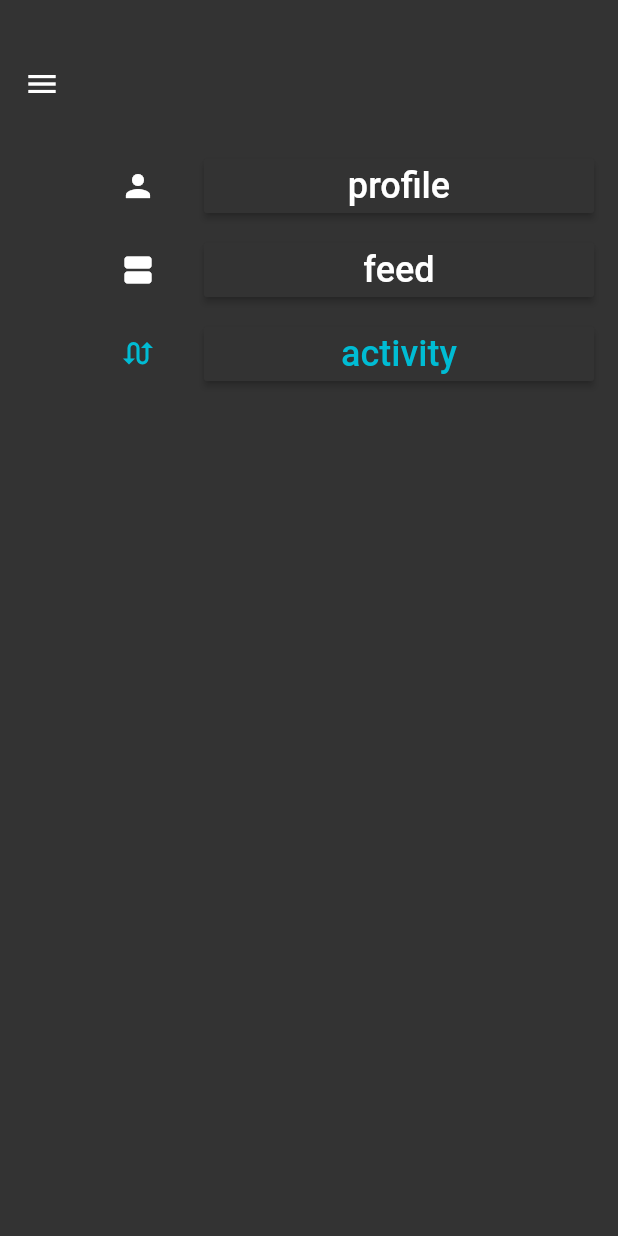
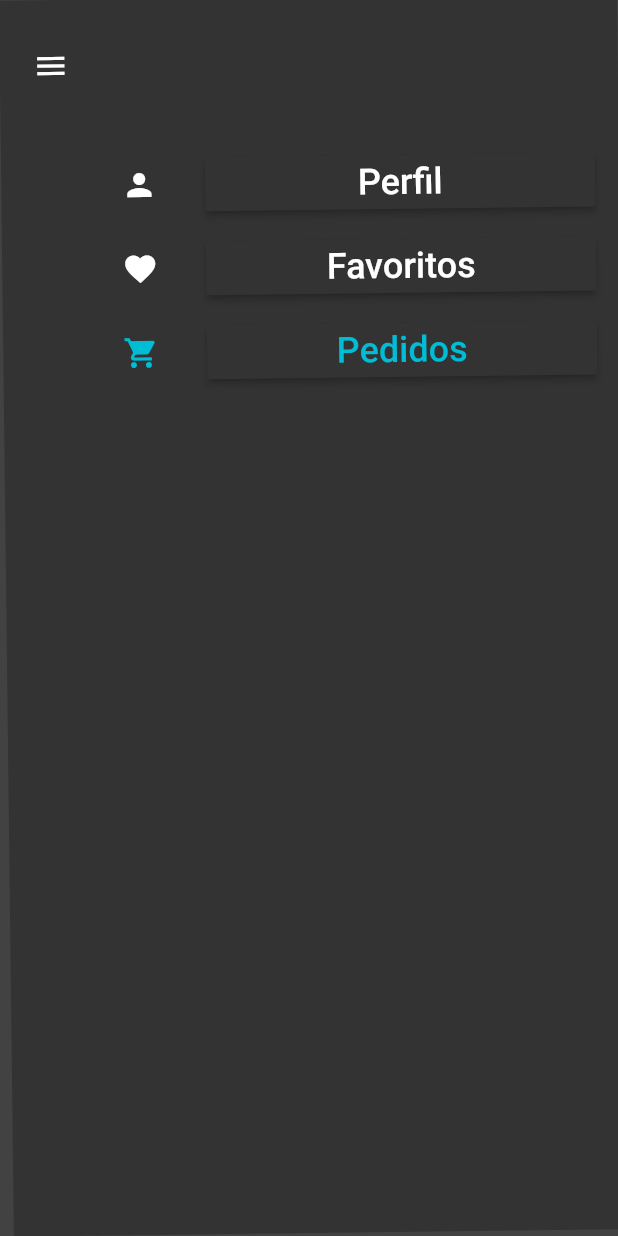
Before and after one commit to FenriRuiz/The_Good_Plate, a Flutter app: the GuillotineMenu widget shown alone on an empty page, opened directly, after a tap on the "menu" icon, on a phone screen of 412 x 824 dp. Run offline on Flutter 3.47's test engine with Material 2 defaults, Android fonts, the phone set to English and light mode, and no system bars; network calls fail.

```diff
--- a/lib/auxiliar/guillotinaMenu.dart
+++ b/lib/auxiliar/guillotinaMenu.dart
@@ -19,17 +19,17 @@ class _GuillotineMenuState extends State<GuillotineMenu>
   final List<Map> _menus = <Map>[
     {
       "icon": Icons.person,
-      "title": "profile",
+      "title": "Perfil",
       "color": Colors.white,
     },
     {
-      "icon": Icons.view_agenda,
-      "title": "feed",
+      "icon": Icons.favorite,
+      "title": "Favoritos",
       "color": Colors.white,
     },
     {
-      "icon": Icons.swap_calls,
-      "title": "activity",
+      "icon": Icons.shopping_cart,
+      "title": "Pedidos",
       "color": Colors.cyan,
     }
   ];
@@ -42,7 +42,7 @@ class _GuillotineMenuState extends State<GuillotineMenu>
 //Inicialización del controlador de la animacion
     animationControllerMenu = new AnimationController(
         duration: const Duration(
-          milliseconds: 1000,
+          milliseconds: 2000,
         ),
         vsync: this)
       ..addListener(() {});
@@ -51,8 +51,8 @@ class _GuillotineMenuState extends State<GuillotineMenu>
     animationMenu =
         new Tween(begin: -pi / 2.0, end: 0.0).animate(new CurvedAnimation(
       parent: animationControllerMenu,
-      curve: Curves.bounceOut,
-      reverseCurve: Curves.bounceIn,
+      curve: Curves.fastLinearToSlowEaseIn,
+      reverseCurve: Curves.fastLinearToSlowEaseIn,
     ))
           ..addListener(() {
             setState(() {
@@ -110,7 +110,7 @@ class _GuillotineMenuState extends State<GuillotineMenu>
 
     return new Transform.rotate(
       angle: angle,
-      origin: new Offset(24.0, 56.0),
+      origin: new Offset(40.0, 56.0),
       alignment: Alignment.topLeft,
       child: Material(
         color: Colors.transparent,
@@ -121,11 +121,10 @@ class _GuillotineMenuState extends State<GuillotineMenu>
           child: new Stack(
             children: <Widget>[
               //*Titulo menu
-              new Positioned(
-                top: 32.0,
-                left: 40.0,
-                width: screenWidth,
-                height: 24.0,
+              new Positioned.fill(
+                top: 70.0,
+                left: 65.0,
+
                 child: new Transform.rotate(
                     alignment: Alignment.topLeft,
                     origin: Offset.zero,
@@ -155,8 +154,8 @@ class _GuillotineMenuState extends State<GuillotineMenu>
               ),
               //*Icono Hamburguesa
               new Positioned(
-                top: 32.0,
-                left: 4.0,
+                top: 20.0,
+                left: 10.0,
                 child: new IconButton(
                   icon: const Icon(
                     Icons.menu,
--- a/lib/rutas/restaurantes_recomendados.dart
+++ b/lib/rutas/restaurantes_recomendados.dart
@@ -38,7 +38,7 @@ class _RestaurantesRecomendadosState extends State<RestaurantesRecomendados> {
     return Scaffold(
         body: Column(
           children: <Widget>[
-            Stack(
+            /*Stack(
               children: <Widget>[
                 Padding(
                     padding: const EdgeInsets.fromLTRB(10, 35, 10, 0),
@@ -67,7 +67,8 @@ class _RestaurantesRecomendadosState extends State<RestaurantesRecomendados> {
                                   BorderRadius.all(Radius.circular(25.0))))),
                 )
               ],
-            ),
+            ),*/
+            SizedBox(height: 60.0),
             Expanded(child: Scaffold(body: ListaRestaurantes()))
           ],
         ));
```
Also changed, not shown: otros_recursos/LogoWhite.png (added), otros_recursos/montserrat_[allfont.es].ttf (added), 1 other file.
